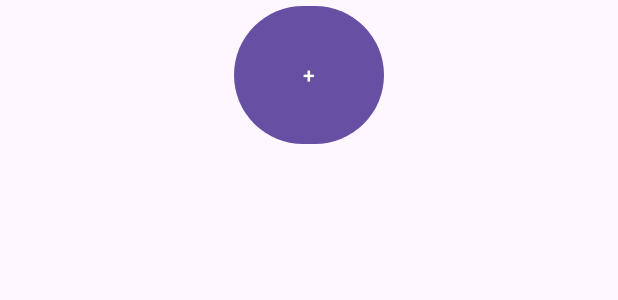
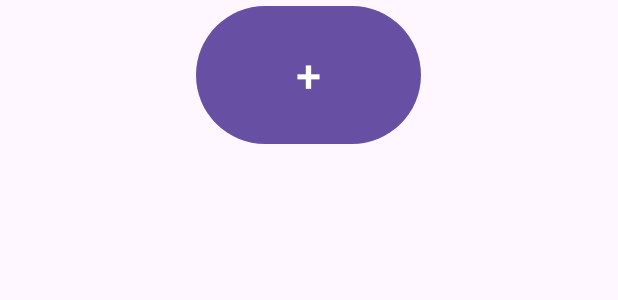
Before and after one commit to Martin-Toma/LogoQuizITU, an Android app: the layout fragment_my_logos.xml on its own in the app's theme, with its tools: preview values and no code run, on a phone screen of 412 x 824 dp. Shown: the top 300 px of the screen. Run offline under Robolectric (Android 15) with nearby library versions, the phone set to English and light mode, and no system bars.

Commit message:
feat: MyLogos are now nicer - added item style, fixed centering, constraints, dimensions...

```diff
--- a/app/src/main/res/layout/fragment_my_logos.xml
+++ b/app/src/main/res/layout/fragment_my_logos.xml
@@ -1,16 +1,20 @@
 <?xml version="1.0" encoding="utf-8"?>
-<androidx.constraintlayout.widget.ConstraintLayout xmlns:android="http://schemas.android.com/apk/res/android"
+<LinearLayout xmlns:android="http://schemas.android.com/apk/res/android"
     xmlns:tools="http://schemas.android.com/tools"
     android:layout_width="match_parent"
     android:layout_height="match_parent"
+    android:orientation="vertical"
     xmlns:app="http://schemas.android.com/apk/res-auto"
     tools:context=".MyLogosFragment">
 
     <Button
-        android:layout_width="100sp"
-        android:layout_height="100sp"
+        android:layout_width="150dp"
+        android:layout_height="100dp"
         android:id="@+id/addButton"
         android:text="@string/plus"
+        android:textSize="30sp"
+        android:gravity="center"
+        android:layout_gravity="center"
         app:layout_constraintTop_toTopOf="parent"
         app:layout_constraintStart_toStartOf="parent"
         app:layout_constraintEnd_toEndOf="parent"/>
@@ -20,13 +24,14 @@
         android:layout_width="match_parent"
         android:layout_height="wrap_content"
         android:padding="8dp"
+        android:paddingBottom="200dp"
+        android:paddingTop="20dp"
+        android:layout_gravity="center"
         app:layoutManager="androidx.recyclerview.widget.LinearLayoutManager"
         app:layout_constraintBottom_toBottomOf="parent"
-        app:layout_constraintHorizontal_bias="0.0"
         app:layout_constraintLeft_toLeftOf="parent"
         app:layout_constraintRight_toRightOf="parent"
-        app:layout_constraintTop_toBottomOf="@id/addButton"
-        app:layout_constraintVertical_bias="0.104" />
+        app:layout_constraintTop_toBottomOf="@id/addButton"/>
 
     <!--LinearLayout
         android:layout_width="wrap_content"
@@ -66,4 +71,4 @@
         app:layout_constraintEnd_toEndOf="parent"
         app:layout_constraintBottom_toBottomOf="parent"/-->
 
-</androidx.constraintlayout.widget.ConstraintLayout>
+</LinearLayout>
--- a/app/src/main/res/values/colors.xml
+++ b/app/src/main/res/values/colors.xml
@@ -2,4 +2,5 @@
 <resources>
     <color name="black">#FF000000</color>
     <color name="white">#FFFFFFFF</color>
+    <color name="background_darker">#C2DDBF</color>
 </resources>
```
Also changed, not shown: app/src/main/res/layout/item_image.xml (+9 -4 lines), app/src/main/res/xml/frame_background.xml (added, +10 -0 lines).
